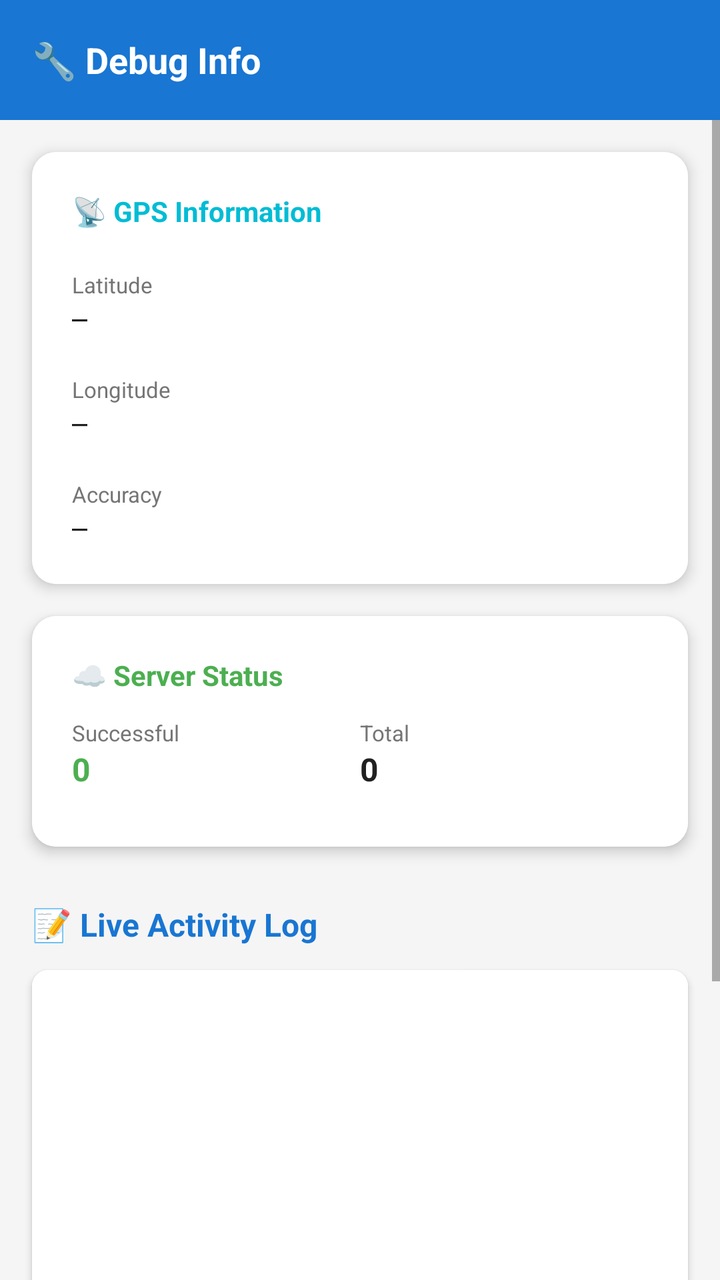
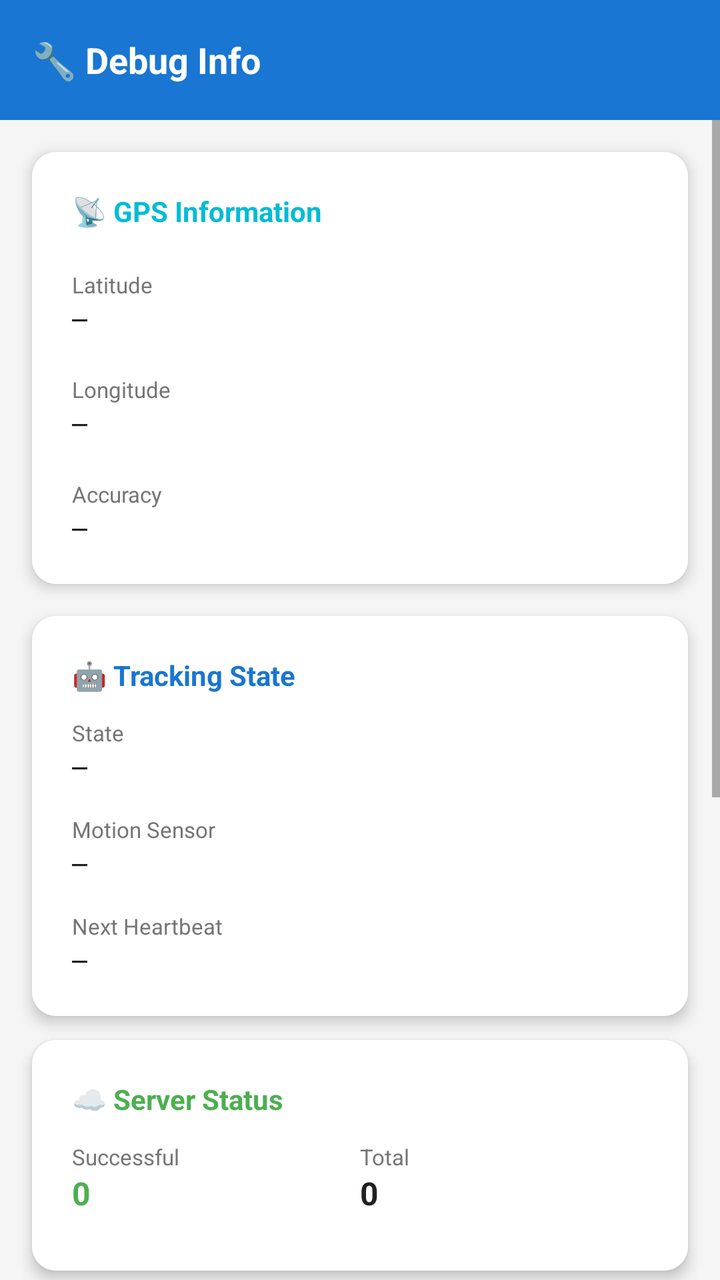

Screens rendered from an Android XML layout before and after an edit, with the pre-edit source and the edit as a unified diff.
<!-- AndroidManifest.xml: application theme Theme.GPSTracker -->
<!-- res/layout/activity_debug.xml -->
<?xml version="1.0" encoding="utf-8"?>
<androidx.constraintlayout.widget.ConstraintLayout xmlns:android="http://schemas.android.com/apk/res/android"
    xmlns:app="http://schemas.android.com/apk/res-auto"
    xmlns:tools="http://schemas.android.com/tools"
    android:layout_width="match_parent"
    android:layout_height="match_parent"
    android:background="@color/light_gray"
    tools:context=".DebugActivity">

    
    <androidx.appcompat.widget.LinearLayoutCompat
        android:id="@+id/headerBar"
        android:layout_width="0dp"
        android:layout_height="60dp"
        android:background="@color/primary"
        android:orientation="horizontal"
        android:gravity="center_vertical"
        android:paddingHorizontal="16dp"
        app:layout_constraintTop_toTopOf="parent"
        app:layout_constraintStart_toStartOf="parent"
        app:layout_constraintEnd_toEndOf="parent">

        <TextView
            android:layout_width="wrap_content"
            android:layout_height="wrap_content"
            android:text="🔧 Debug Info"
            android:textColor="@color/white"
            android:textSize="18sp"
            android:textStyle="bold" />

    </androidx.appcompat.widget.LinearLayoutCompat>

    
    <ScrollView
        android:layout_width="0dp"
        android:layout_height="0dp"
        app:layout_constraintTop_toBottomOf="@id/headerBar"
        app:layout_constraintStart_toStartOf="parent"
        app:layout_constraintEnd_toEndOf="parent"
        app:layout_constraintBottom_toBottomOf="parent">

        <LinearLayout
            android:layout_width="match_parent"
            android:layout_height="wrap_content"
            android:orientation="vertical"
            android:paddingBottom="24dp">

            
            <androidx.cardview.widget.CardView
                android:layout_width="match_parent"
                android:layout_height="wrap_content"
                android:layout_margin="16dp"
                app:cardCornerRadius="12dp"
                app:cardElevation="4dp">

                <LinearLayout
                    android:layout_width="match_parent"
                    android:layout_height="wrap_content"
                    android:orientation="vertical"
                    android:padding="20dp"
                    android:background="@color/card_background">

                    <TextView
                        android:layout_width="match_parent"
                        android:layout_height="wrap_content"
                        android:text="📡 GPS Information"
                        android:textColor="@color/secondary"
                        android:textSize="14sp"
                        android:textStyle="bold"
                        android:layout_marginBottom="12dp" />

                    <TextView
                        android:layout_width="match_parent"
                        android:layout_height="wrap_content"
                        android:text="Latitude"
                        android:textColor="@color/text_light"
                        android:textSize="11sp"
                        android:layout_marginTop="8dp" />

                    <TextView
                        android:id="@+id/tvLatitude"
                        android:layout_width="match_parent"
                        android:layout_height="wrap_content"
                        android:text="—"
                        android:textColor="@color/text_dark"
                        android:textSize="13sp"
                        android:typeface="monospace"
                        android:layout_marginBottom="12dp" />

                    <TextView
                        android:layout_width="match_parent"
                        android:layout_height="wrap_content"
                        android:text="Longitude"
                        android:textColor="@color/text_light"
                        android:textSize="11sp"
                        android:layout_marginTop="8dp" />

                    <TextView
                        android:id="@+id/tvLongitude"
                        android:layout_width="match_parent"
                        android:layout_height="wrap_content"
                        android:text="—"
                        android:textColor="@color/text_dark"
                        android:textSize="13sp"
                        android:typeface="monospace"
                        android:layout_marginBottom="12dp" />

                    <TextView
                        android:layout_width="match_parent"
                        android:layout_height="wrap_content"
                        android:text="Accuracy"
                        android:textColor="@color/text_light"
                        android:textSize="11sp"
                        android:layout_marginTop="8dp" />

                    <TextView
                        android:id="@+id/tvAccuracy"
                        android:layout_width="match_parent"
                        android:layout_height="wrap_content"
                        android:text="—"
                        android:textColor="@color/text_dark"
                        android:textSize="13sp"
                        android:typeface="monospace" />

                </LinearLayout>

            </androidx.cardview.widget.CardView>

            
            <androidx.cardview.widget.CardView
                android:layout_width="match_parent"
                android:layout_height="wrap_content"
                android:layout_marginHorizontal="16dp"
                android:layout_marginBottom="12dp"
                app:cardCornerRadius="12dp"
                app:cardElevation="4dp">

                <LinearLayout
                    android:layout_width="match_parent"
                    android:layout_height="wrap_content"
                    android:orientation="vertical"
                    android:padding="20dp"
                    android:background="@color/card_background">

                    <TextView
                        android:layout_width="match_parent"
                        android:layout_height="wrap_content"
                        android:text="☁️ Server Status"
                        android:textColor="@color/success_green"
                        android:textSize="14sp"
                        android:textStyle="bold"
                        android:layout_marginBottom="12dp" />

                    <LinearLayout
                        android:layout_width="match_parent"
                        android:layout_height="wrap_content"
                        android:orientation="horizontal"
                        android:layout_marginBottom="8dp">

                        <LinearLayout
                            android:layout_width="0dp"
                            android:layout_height="wrap_content"
                            android:layout_weight="1"
                            android:orientation="vertical">

                            <TextView
                                android:layout_width="wrap_content"
                                android:layout_height="wrap_content"
                                android:text="Successful"
                                android:textColor="@color/text_light"
                                android:textSize="11sp" />

                            <TextView
                                android:id="@+id/tvSuccessCount"
                                android:layout_width="wrap_content"
                                android:layout_height="wrap_content"
                                android:text="0"
                                android:textColor="@color/success_green"
                                android:textSize="16sp"
                                android:textStyle="bold" />

                        </LinearLayout>

                        <LinearLayout
                            android:layout_width="0dp"
                            android:layout_height="wrap_content"
                            android:layout_weight="1"
                            android:orientation="vertical">

                            <TextView
                                android:layout_width="wrap_content"
                                android:layout_height="wrap_content"
                                android:text="Total"
                                android:textColor="@color/text_light"
                                android:textSize="11sp" />

                            <TextView
                                android:id="@+id/tvTotalCount"
                                android:layout_width="wrap_content"
                                android:layout_height="wrap_content"
                                android:text="0"
                                android:textColor="@color/text_dark"
                                android:textSize="16sp"
                                android:textStyle="bold" />

                        </LinearLayout>

                    </LinearLayout>

                </LinearLayout>

            </androidx.cardview.widget.CardView>

            
            <TextView
                android:layout_width="match_parent"
                android:layout_height="wrap_content"
                android:text="📝 Live Activity Log"
                android:textColor="@color/primary"
                android:textSize="16sp"
                android:textStyle="bold"
                android:paddingHorizontal="16dp"
                android:layout_marginTop="16dp"
                android:layout_marginBottom="12dp" />

            
            <androidx.cardview.widget.CardView
                android:layout_width="match_parent"
                android:layout_height="wrap_content"
                android:layout_marginHorizontal="16dp"
                android:layout_marginBottom="12dp"
                app:cardCornerRadius="8dp"
                app:cardElevation="2dp">

                <ScrollView
                    android:layout_width="match_parent"
                    android:layout_height="320dp"
                    android:background="@color/card_background">

                    <LinearLayout
                        android:id="@+id/logContainer"
                        android:layout_width="match_parent"
                        android:layout_height="wrap_content"
                        android:orientation="vertical"
                        android:padding="12dp" />

                </ScrollView>

            </androidx.cardview.widget.CardView>

        </LinearLayout>

    </ScrollView>

</androidx.constraintlayout.widget.ConstraintLayout>
<!-- resources referenced by this layout -->
<resources>
  <color name="card_background">#FFFFFF</color>
  <color name="light_gray">#F5F5F5</color>
  <color name="primary">#1976D2</color>
  <color name="secondary">#00BCD4</color>
  <color name="success_green">#4CAF50</color>
  <color name="text_dark">#212121</color>
  <color name="text_light">#757575</color>
  <color name="white">#FFFFFF</color>
  <style name="Theme.GPSTracker" parent="Theme.MaterialComponents.Light.NoActionBar">
          <item name="colorPrimary">#1976D2</item>
          <item name="colorPrimaryDark">#115293</item>
          <item name="colorAccent">#03A9F4</item>
      </style>
</resources>

<!-- the commit's change to res/layout/activity_debug.xml (unified diff, before → after) -->
@@ -145,6 +145,87 @@
                     <TextView
                         android:layout_width="match_parent"
                         android:layout_height="wrap_content"
+                        android:text="🤖 Tracking State"
+                        android:textColor="@color/primary"
+                        android:textSize="14sp"
+                        android:textStyle="bold"
+                        android:layout_marginBottom="12dp" />
+
+                    <TextView
+                        android:layout_width="match_parent"
+                        android:layout_height="wrap_content"
+                        android:text="State"
+                        android:textColor="@color/text_light"
+                        android:textSize="11sp" />
+
+                    <TextView
+                        android:id="@+id/tvTrackingState"
+                        android:layout_width="match_parent"
+                        android:layout_height="wrap_content"
+                        android:text="—"
+                        android:textColor="@color/text_dark"
+                        android:textSize="13sp"
+                        android:typeface="monospace"
+                        android:layout_marginBottom="12dp" />
+
+                    <TextView
+                        android:layout_width="match_parent"
+                        android:layout_height="wrap_content"
+                        android:text="Motion Sensor"
+                        android:textColor="@color/text_light"
+                        android:textSize="11sp"
+                        android:layout_marginTop="4dp" />
+
+                    <TextView
+                        android:id="@+id/tvMotionSensor"
+                        android:layout_width="match_parent"
+                        android:layout_height="wrap_content"
+                        android:text="—"
+                        android:textColor="@color/text_dark"
+                        android:textSize="13sp"
+                        android:typeface="monospace"
+                        android:layout_marginBottom="12dp" />
+
+                    <TextView
+                        android:layout_width="match_parent"
+                        android:layout_height="wrap_content"
+                        android:text="Next Heartbeat"
+                        android:textColor="@color/text_light"
+                        android:textSize="11sp"
+                        android:layout_marginTop="4dp" />
+
+                    <TextView
+                        android:id="@+id/tvNextHeartbeat"
+                        android:layout_width="match_parent"
+                        android:layout_height="wrap_content"
+                        android:text="—"
+                        android:textColor="@color/text_dark"
+                        android:textSize="13sp"
+                        android:typeface="monospace" />
+
+                </LinearLayout>
+
+            </androidx.cardview.widget.CardView>
+
+            
+            <androidx.cardview.widget.CardView
+                android:layout_width="match_parent"
+                android:layout_height="wrap_content"
+                android:layout_marginHorizontal="16dp"
+                android:layout_marginBottom="12dp"
+                app:cardCornerRadius="12dp"
+                app:cardElevation="4dp">
+
+                <LinearLayout
+                    android:layout_width="match_parent"
+                    android:layout_height="wrap_content"
+                    android:orientation="vertical"
+                    android:padding="20dp"
+                    android:background="@color/card_background">
+
+                    <TextView
+                        android:layout_width="match_parent"
+                        android:layout_height="wrap_content"
                         android:text="☁️ Server Status"
                         android:textColor="@color/success_green"
                         android:textSize="14sp"
